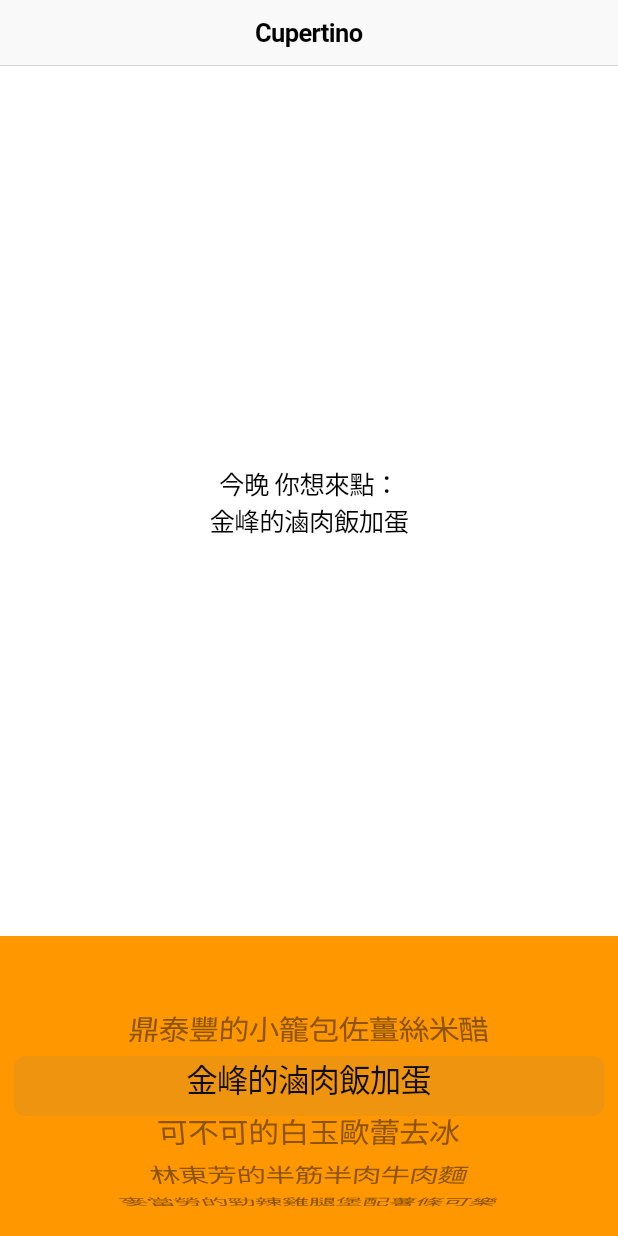
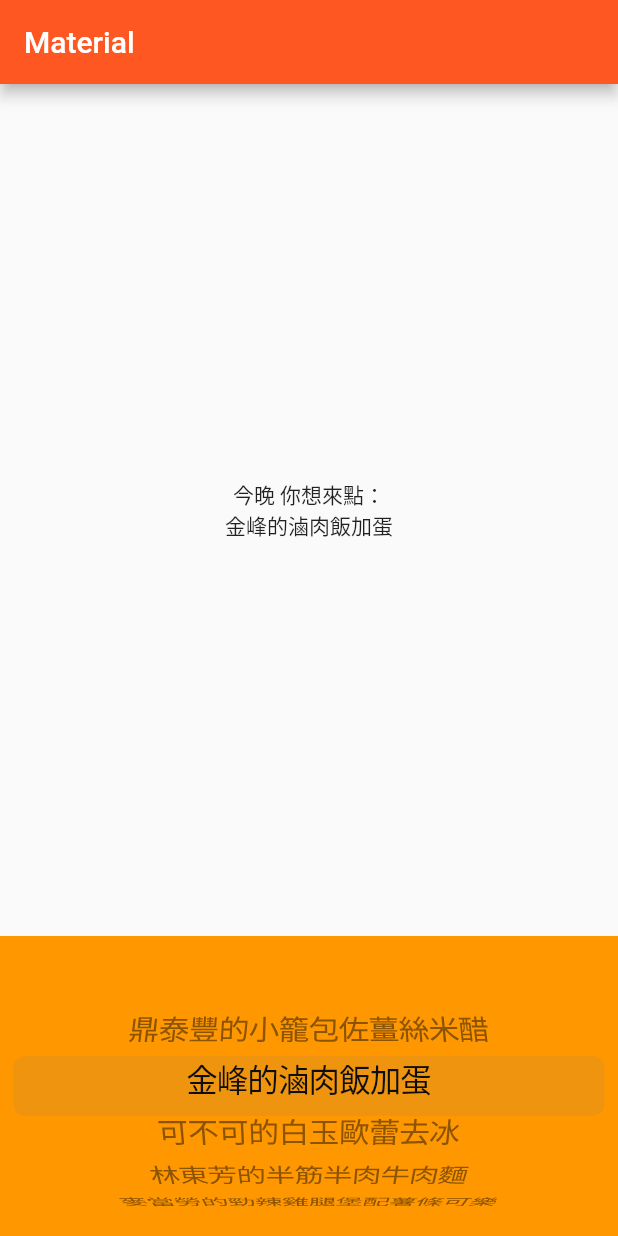
Before and after one commit to mark33699/FlutterLoveCupertino, a Flutter app: the screen it shows after launch, after a tap on "金峰的滷肉飯加蛋", on a phone screen of 412 x 824 dp. Run offline on Flutter 3.47's test engine with Material 2 defaults, Android fonts, the phone set to English and light mode, and no system bars.

Commit message:
換成MaterialApp有正常一點了啦...但還是會跑版

```diff
--- a/cupertino/lib/main.dart
+++ b/cupertino/lib/main.dart
@@ -2,13 +2,31 @@
 import 'package:flutter/cupertino.dart';
 
 void main() {
-  runApp(AppleApp());
+//  runApp(AppleApp());
+  runApp(AndroidApp());
 }
+
+final List<String> _tonightOption = [
+  "鼎泰豐的小籠包佐薑絲米醋",
+  "金峰的滷肉飯加蛋",
+  "可不可的白玉歐蕾去冰",
+  "林東芳的半筋半肉牛肉麵",
+  "麥當勞的勁辣雞腿堡配薯條可樂",
+  "珍煮丹的黑糖珍珠厚鮮奶半糖少冰",
+  "星巴克的特選馥郁那提配起司牛肉可頌",
+  "八方雲集的韓式辣味鍋貼配酸辣湯",
+  "永和豆漿的爆漿蔥油餅配熱米漿",
+  "王品的經典牛小排配奶油菠菜",
+  "鼎泰豐的小籠包佐薑絲米醋",
+];
+
+//- Apple
 
 class AppleApp extends StatelessWidget {
   // This widget is the root of your application.
   @override
   Widget build(BuildContext context) {
+
     return CupertinoApp(
       debugShowCheckedModeBanner: false,
       title: 'Cupertino Demo',
@@ -29,19 +47,6 @@
 class _CupertinoHomePageState extends State<CupertinoHomePage> {
 
   String _tonightSelected = "";
-  List<String> _tonightOption = [
-    "鼎泰豐的小籠包佐薑絲米醋",
-    "金峰的滷肉飯加蛋",
-    "可不可的白玉歐蕾去冰",
-    "林東芳的半筋半肉牛肉麵",
-    "麥當勞的勁辣雞腿堡配薯條可樂",
-    "珍煮丹的黑糖珍珠厚鮮奶半糖少冰",
-    "星巴克的特選馥郁那提配起司牛肉可頌",
-    "八方雲集的韓式辣味鍋貼配酸辣湯",
-    "永和豆漿的爆漿蔥油餅配熱米漿",
-    "王品的經典牛小排配奶油菠菜",
-    "鼎泰豐的小籠包佐薑絲米醋",
-  ];
 
   void _updateTonightSelected(int index){
     setState(() {
@@ -82,3 +87,69 @@
     );
   }
 }
+
+//- Android
+
+class AndroidApp extends StatelessWidget {
+  // This widget is the root of your application.
+  @override
+  Widget build(BuildContext context) {
+
+    return MaterialApp(
+      debugShowCheckedModeBanner: false,
+      title: 'Material Demo',
+      theme: ThemeData(primaryColor: Colors.deepOrange),
+      home: AndroidHomePage(title: 'Material Demo Home Page'),
+    );
+  }
+}
+
+class AndroidHomePage extends StatefulWidget {
+  AndroidHomePage({Key key, this.title}) : super(key: key);
+  final String title;
+
+  @override
+  _AndroidHomePageState createState() => _AndroidHomePageState();
+}
+
+class _AndroidHomePageState extends State<AndroidHomePage> {
+
+  String _tonightSelected = "";
+
+  void _updateTonightSelected(int index){
+    setState(() {
+      _tonightSelected = _tonightOption[index];
+    });
+  }
+
+  @override
+  Widget build(BuildContext context) {
+    return Scaffold(
+        appBar: AppBar(title: Text("Material")),
+        body: SafeArea(
+          child: Column(
+            children: [
+              Expanded(
+                  child: Center(
+                    child: Text("今晚 你想來點：\n$_tonightSelected",
+                      textAlign: TextAlign.center,),
+                  )
+              ),
+
+              Container(
+                color: Colors.orange,
+                height: 200,
+                child: CupertinoPicker(
+                  onSelectedItemChanged: _updateTonightSelected,
+                  itemExtent: 40,
+                  children: List.generate(_tonightOption.length, (index) {
+                    return Text(_tonightOption[index]);
+                  }),
+                ),
+              )
+            ],
+          ),
+        )
+    );
+  }
+}
```
Also changed, not shown: 1 other file.
